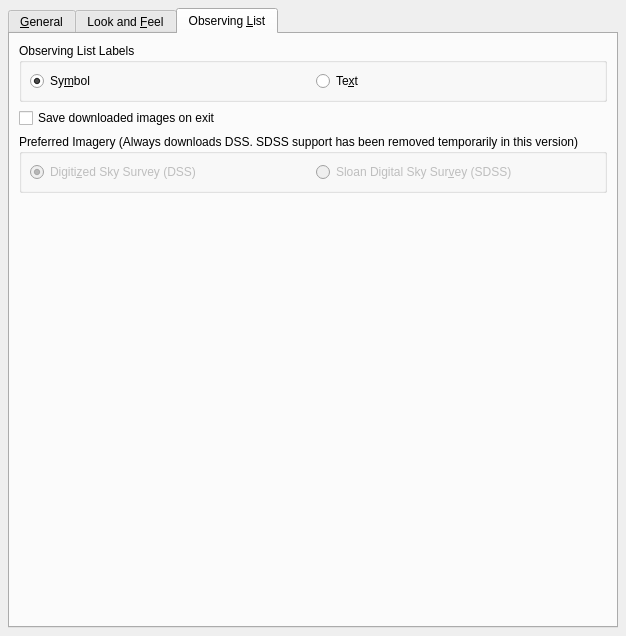
Above: kstars/options/opsadvanced.ui from KDE/kstars before the change. Below: the same form after it.
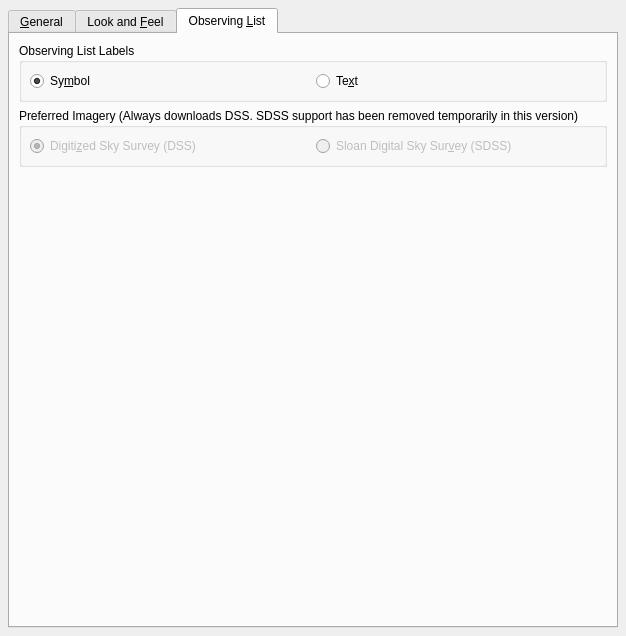
That is the form after the change. The open tabs and pages were chosen to show the change. Custom widgets are drawn as their Qt base class.

Commit message: Remove the notion of temp images in Obs. Planner. All images are saved.

What changed in the file:
```diff
--- a/kstars/options/opsadvanced.ui
+++ b/kstars/options/opsadvanced.ui
@@ -730,19 +730,6 @@
          </layout>
         </widget>
        </item>
-       <item>
-        <widget class="QCheckBox" name="kcfg_ObsListSaveImage">
-         <property name="toolTip">
-          <string>Save the downloaded DSS/SDSS images?</string>
-         </property>
-         <property name="whatsThis">
-          <string>Do you want the downloaded DSS/SDSS images to be saved when closing the observing list?</string>
-         </property>
-         <property name="text">
-          <string>Save downloaded images on exit</string>
-         </property>
-        </widget>
-       </item>
        <item>
         <widget class="QGroupBox" name="ObsListImageryOptions">
          <property name="sizePolicy">
```
The commit also changes 6 other files.
